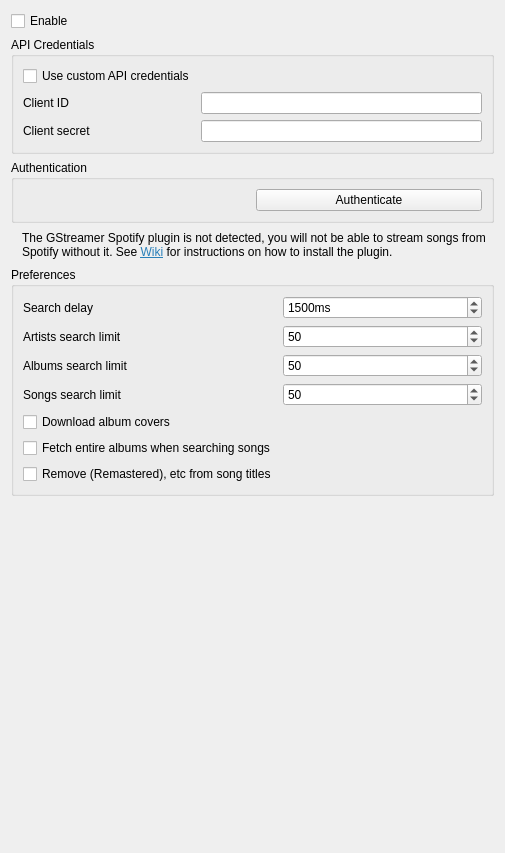
RoundSalmon4/blended-strawberry, file src/settings/spotifysettingspage.ui: the form before one commit.
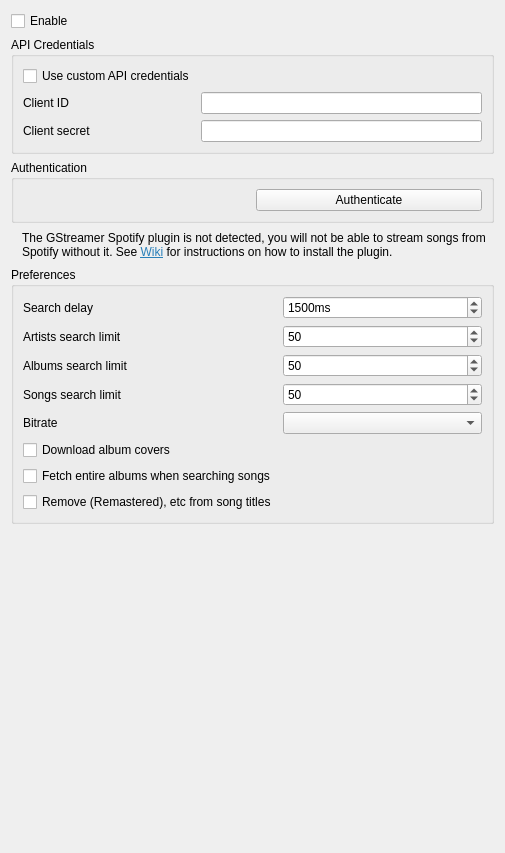
The form after the commit. Icons and pictures are not drawn. Custom widgets are drawn as their Qt base class.

Diff of the .ui file:
```diff
--- a/src/settings/spotifysettingspage.ui
+++ b/src/settings/spotifysettingspage.ui
@@ -245,20 +245,30 @@
        </widget>
       </item>
       <item row="4" column="0">
+       <widget class="QLabel" name="label_bitrate">
+        <property name="text">
+         <string>Bitrate</string>
+        </property>
+       </widget>
+      </item>
+      <item row="4" column="1">
+       <widget class="QComboBox" name="bitrate"/>
+      </item>
+      <item row="5" column="0">
        <widget class="QCheckBox" name="checkbox_download_album_covers">
         <property name="text">
          <string>Download album covers</string>
         </property>
        </widget>
       </item>
-      <item row="5" column="0">
+      <item row="6" column="0">
        <widget class="QCheckBox" name="checkbox_fetchalbums">
         <property name="text">
          <string>Fetch entire albums when searching songs</string>
         </property>
        </widget>
       </item>
-      <item row="6" column="0">
+      <item row="7" column="0">
        <widget class="QCheckBox" name="checkbox_remove_remastered">
         <property name="text">
          <string>Remove (Remastered), etc from song titles</string>
```
Left out of the diff: 1 changed line with no effect on the pictures.
